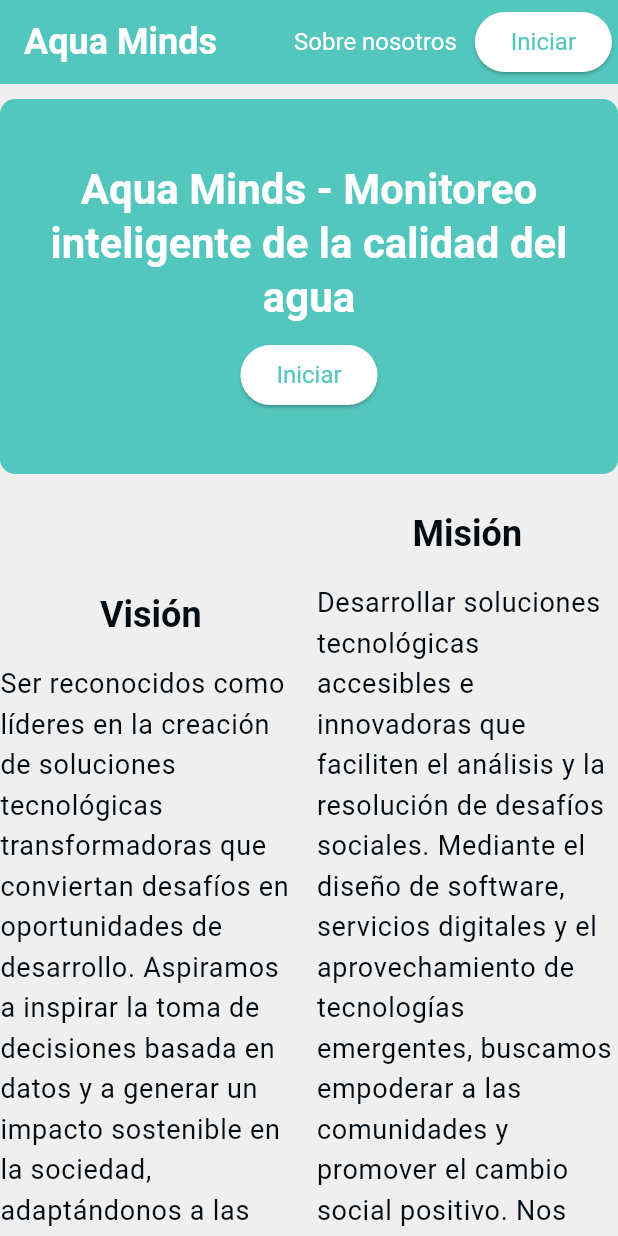
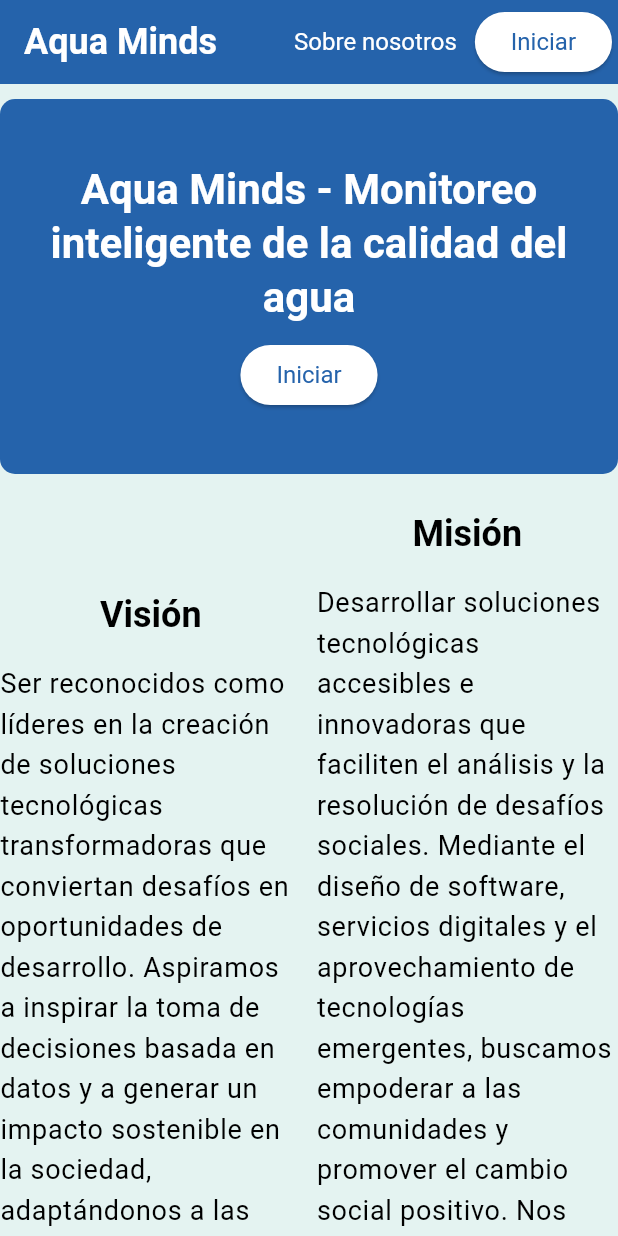
Before and after one commit to Emmanueloz/frontend_water_quality, a Flutter app: the screen it shows after launch, on a phone screen of 412 x 824 dp. Run offline on Flutter 3.47's test engine with Material 3 defaults, Android fonts, the phone set to English and light mode, and no system bars; our stand-ins replace connectivity_plus, dio, fl_chart, flutter_blue_plus, flutter_map, go_router and 4 more; missing offline and left inert: flutter_map_cancellable_tile_provider, girix_code_gauge, intl_mobile_field, onesignal_flutter; accounts and stored records are empty; network calls fail.

Commit message:
feat: nueva paleta de colores, correcciones en los cards para responsividad

```diff
--- a/lib/core/theme/theme.dart
+++ b/lib/core/theme/theme.dart
@@ -1,43 +1,19 @@
 import 'package:flutter/material.dart';
 
 class AppTheme {
-  static const Color textColor = Color(0xff040c13); //#040c13
+  static const Color textColor = Color(0xff000000); // 0, 0, 0
 
-  // Paleta base (CSS → Flutter)
-  static const Color robinEggBlue = Color(0xff5bcdc5); // #5bcdc5
-  static const Color robinEggBlue2 = Color(0xff53c6bd); // #53c6bd
-  static const Color verdigris = Color(0xff51c0b5); // #51c0b5
-  static const Color keppel = Color(0xff4fbaac); // #4fbaac
-
-  // MaterialColor para usar como primarySwatch
-  static const MaterialColor primarySwatch = MaterialColor(
-    0xff5bcdc5, // valor principal
-    <int, Color>{
-      50: Color(0xffe0f7f6),
-      100: Color(0xffb3e8e5),
-      200: Color(0xff80d9d3),
-      300: Color(0xff4dcac1),
-      400: Color(0xff26c0b6),
-      500: Color(0xff5bcdc5), // color base
-      600: Color(0xff53c6bd),
-      700: Color(0xff51c0b5),
-      800: Color(0xff4fbaac),
-      900: Color(0xff3da397),
-    },
-  );
-
-  static ColorScheme get colorScheme => const ColorScheme.light(
-        primary: robinEggBlue,
-        secondary: robinEggBlue2,
-        tertiary: verdigris,
-        surface: Color(0xffefefef),
-        primaryContainer: Colors.white,
-        surfaceContainer: Color(0xfff6f9fb),
-        tertiaryContainer: keppel,
-        onPrimary: Colors.white,
+  static ColorScheme get colorScheme => ColorScheme.light(
+        primary: const Color(0xFF2563ab),
+        onPrimary: textColor,
+        secondary: const Color(0xFF2563ab),
         onSecondary: textColor,
+        tertiary: const Color(0xFF5bcdc5),
         onTertiary: textColor,
+        surface: const Color.fromARGB(255, 228, 243, 241),
         onSurface: textColor,
+        primaryContainer: const Color.fromARGB(255, 239, 247, 246),
+        surfaceContainer: const Color(0xFF49ace1),
       );
 
   static TextTheme get textTheme => const TextTheme(
@@ -90,22 +66,22 @@ class AppTheme {
   static ThemeData get lightTheme {
     return ThemeData(
       useMaterial3: true,
-      primarySwatch: primarySwatch, // ahora con tu paleta
       primaryColor: colorScheme.primary,
       colorScheme: colorScheme,
       appBarTheme: AppBarTheme(
         actionsPadding: const EdgeInsets.all(4),
-        backgroundColor: colorScheme.primaryContainer,
-        elevation: 1,
-        actionsIconTheme: IconThemeData(color: colorScheme.primary),
-        iconTheme: IconThemeData(color: colorScheme.primary),
-        titleTextStyle: textTheme.displaySmall,
+        color: colorScheme.surface,
+        elevation: 0,
+        actionsIconTheme: IconThemeData(color: colorScheme.onPrimary),
+        iconTheme: IconThemeData(color: colorScheme.onPrimary),
+        titleTextStyle:
+            textTheme.displaySmall?.copyWith(color: colorScheme.onPrimary),
       ),
       scaffoldBackgroundColor: colorScheme.surface,
       dividerTheme: DividerThemeData(color: colorScheme.primary),
       primaryTextTheme: textTheme,
       textTheme: textTheme,
-      iconTheme: IconThemeData(color: colorScheme.primary),
+      iconTheme: IconThemeData(color: colorScheme.surface),
       listTileTheme: ListTileThemeData(
         textColor: textColor,
         iconColor: textColor,
@@ -139,24 +115,37 @@ class AppTheme {
       navigationBarTheme: NavigationBarThemeData(
         elevation: 0,
         backgroundColor: colorScheme.secondary,
-        indicatorColor: colorScheme.surface,
+        indicatorColor: colorScheme.tertiary,
+        iconTheme: WidgetStatePropertyAll(
+          IconThemeData(
+            color: colorScheme.surface,
+          ),
+        ),
+        labelTextStyle: WidgetStatePropertyAll(
+          textTheme.bodySmall?.copyWith(
+            color: colorScheme.surface,
+          ),
+        ),
       ),
       navigationRailTheme: NavigationRailThemeData(
         backgroundColor: colorScheme.primary,
         selectedIconTheme: IconThemeData(color: colorScheme.surface),
-        unselectedIconTheme: const IconThemeData(color: textColor),
+        unselectedIconTheme: IconThemeData(color: colorScheme.surface),
         indicatorColor: colorScheme.tertiary,
-        selectedLabelTextStyle:
-            textTheme.titleMedium?.copyWith(fontWeight: FontWeight.bold),
-        unselectedLabelTextStyle: textTheme.titleMedium,
+        selectedLabelTextStyle: textTheme.titleMedium?.copyWith(
+          color: colorScheme.surface,
+        ),
+        unselectedLabelTextStyle: textTheme.titleMedium?.copyWith(
+          color: colorScheme.surface,
+        ),
       ),
       chipTheme: ChipThemeData(
-        backgroundColor: colorScheme.primary,
-        labelStyle: textTheme.bodySmall,
-        iconTheme: IconThemeData(color: textColor),
+        backgroundColor: colorScheme.tertiary,
+        labelStyle: textTheme.bodySmall?.copyWith(color: colorScheme.primary),
+        iconTheme: IconThemeData(color: colorScheme.primary),
         shape: RoundedRectangleBorder(
           borderRadius: BorderRadius.circular(10),
-          side: BorderSide(color: colorScheme.secondary, width: 0),
+          side: BorderSide(color: colorScheme.tertiary, width: 0),
         ),
       ),
       expansionTileTheme: ExpansionTileThemeData(
@@ -184,16 +173,21 @@ class AppTheme {
       ),
       elevatedButtonTheme: ElevatedButtonThemeData(
         style: ElevatedButton.styleFrom(
-          backgroundColor: colorScheme.primary,
+          backgroundColor: colorScheme.tertiary,
           foregroundColor: textColor,
           textStyle: textTheme.bodyMedium,
         ),
       ),
       outlinedButtonTheme: OutlinedButtonThemeData(
         style: OutlinedButton.styleFrom(
-          side: BorderSide(color: colorScheme.primary, width: 1),
+          side: BorderSide(color: colorScheme.tertiary, width: 1),
           foregroundColor: textColor,
           textStyle: textTheme.bodyMedium,
+        ),
+      ),
+      iconButtonTheme: IconButtonThemeData(
+        style: IconButton.styleFrom(
+          foregroundColor: colorScheme.tertiary,
         ),
       ),
       textButtonTheme: TextButtonThemeData(
--- a/lib/presentation/widgets/common/organisms/grid_item_builder.dart
+++ b/lib/presentation/widgets/common/organisms/grid_item_builder.dart
@@ -29,11 +29,11 @@ class GridItemBuilder extends StatelessWidget {
     } else if (screenSize == ScreenSize.smallDesktop) {
       crossAxisCount = 3;
       gap = 10;
-      childAspectRatio = 1 / 0.4;
+      childAspectRatio = 1 / 0.6;
     } else {
       crossAxisCount = 4;
       gap = 16;
-      childAspectRatio = 1 / 0.4;
+      childAspectRatio = 1 / 0.6;
     }
     return Expanded(
       child: SingleChildScrollView(
--- a/lib/presentation/widgets/common/organisms/grid_loading_skeleton.dart
+++ b/lib/presentation/widgets/common/organisms/grid_loading_skeleton.dart
@@ -39,7 +39,7 @@ class _GridLoadingSkeletonState extends State<GridLoadingSkeleton>
 
     if (widget.screenSize == ScreenSize.mobile) {
       crossAxisCount = 1;
-      childAspectRatio = 1 / 0.6;
+      childAspectRatio = 1 / 0.4;
       gap = 5;
     } else if (widget.screenSize == ScreenSize.tablet) {
       crossAxisCount = 2;
@@ -48,11 +48,11 @@ class _GridLoadingSkeletonState extends State<GridLoadingSkeleton>
     } else if (widget.screenSize == ScreenSize.smallDesktop) {
       crossAxisCount = 3;
       gap = 10;
-      childAspectRatio = 1 / 0.85;
+      childAspectRatio = 1 / 0.6;
     } else {
       crossAxisCount = 4;
       gap = 16;
-      childAspectRatio = 1 / 0.85;
+      childAspectRatio = 1 / 0.6;
     }
 
     return Expanded(
--- a/lib/presentation/widgets/common/organisms/sidebar.dart
+++ b/lib/presentation/widgets/common/organisms/sidebar.dart
@@ -24,13 +24,14 @@ class Sidebar extends StatelessWidget {
       extended: isExtended,
       selectedIndex: selectedIndex,
       minExtendedWidth: 200,
-      leading: _heroWidget(context),
+      leading: _heroWidget(context, isExtended),
       destinations: destinations ?? [],
       onDestinationSelected: onDestinationSelected,
     );
   }
 
-  Widget _heroWidget(BuildContext context) {
+  Widget _heroWidget(BuildContext context, bool isExtended) {
+    final theme = Theme.of(context);
     return Column(
       mainAxisAlignment: MainAxisAlignment.center,
       spacing: 10,
@@ -39,10 +40,13 @@ class Sidebar extends StatelessWidget {
           "assets/images/icon.png",
           width: 45,
         ),
-        Text(
-          "Aqua Minds",
-          style: Theme.of(context).textTheme.displayMedium,
-        ),
+        if (isExtended)
+          Text(
+            "Aqua Minds",
+            style: theme.textTheme.displayMedium?.copyWith(
+              color: theme.colorScheme.surface,
+            ),
+          ),
       ],
     );
   }
```
Also changed, not shown: pubspec.lock.
